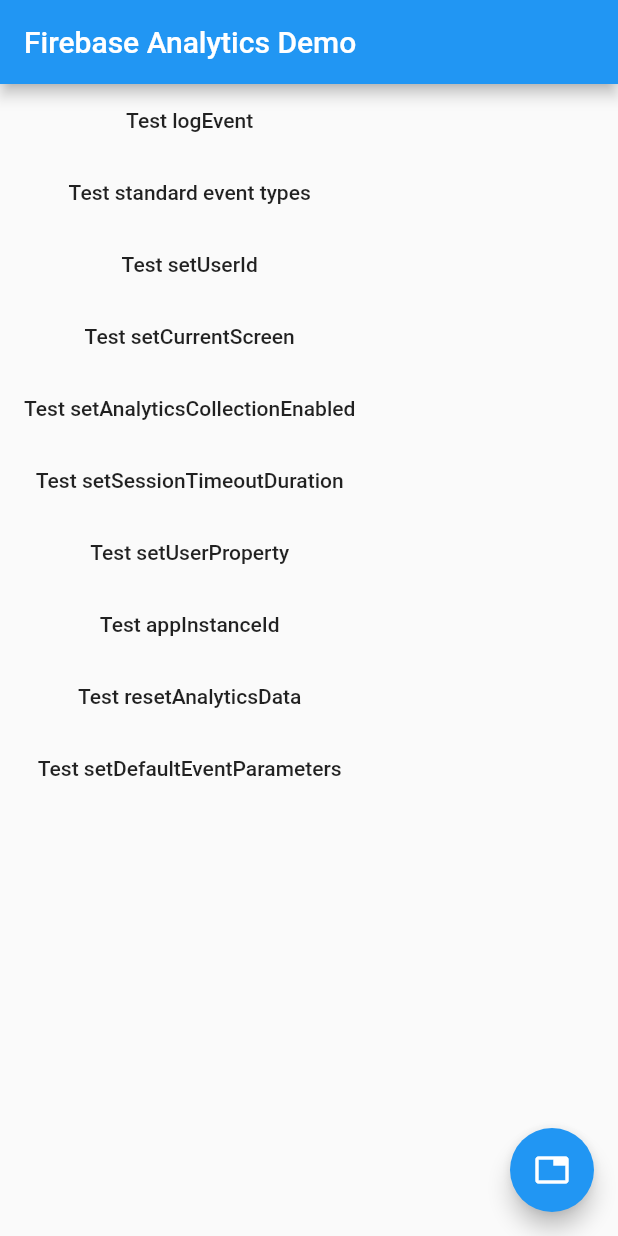
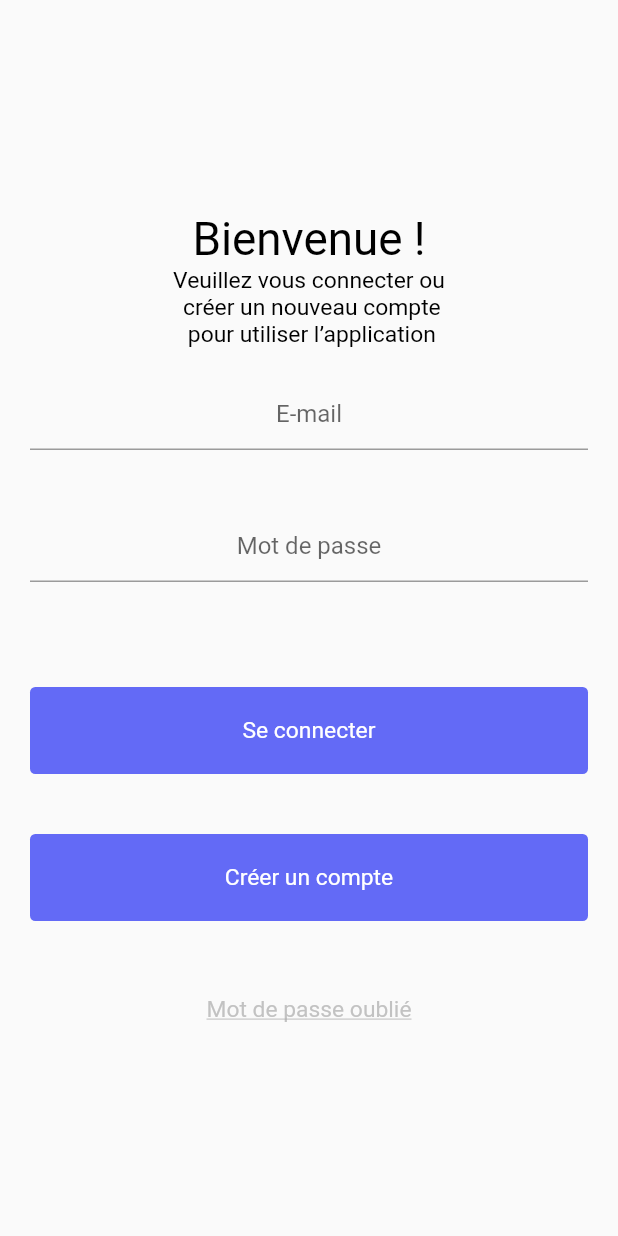
Before and after one commit to guyguy-nll/FlutterProject, a Flutter app: the screen it shows after launch, on a phone screen of 412 x 824 dp. Run offline on Flutter 3.47's test engine with Material 2 defaults, Android fonts, the phone set to English and light mode, and no system bars; our stand-ins replace cloud_firestore, cloud_functions, dio, firebase_analytics, firebase_auth, firebase_core and 3 more; missing offline and left inert: flutter_firebase; accounts and stored records are empty; Roboto replaces fonts that are missing (GoogleSans-Bold, ProximaNova-Regular).

Commit message:
Update main.dart

```diff
--- a/lib/main.dart
+++ b/lib/main.dart
@@ -1,7 +1,7 @@
 // Copyright 2017 The Chromium Authors. All rights reserved.
 // Use of this source code is governed by a BSD-style license that can be
 // found in the LICENSE file.
-
+/*
 import 'dart:async';
 
 import 'package:firebase_analytics/firebase_analytics.dart';
@@ -11,367 +11,180 @@ import 'package:flutter/material.dart';
 
 import 'firebase_options.dart';
 import 'tabs_page.dart';
+*/
+//source:
+//suivi la video https://www.youtube.com/watch?v=aKgEEnVhU1I&t=61s
+//positionné les éléments: https://medium.flutterdevs.com/stack-and-positioned-widget-in-flutter-3d1a7b30b09a
+import 'package:flutter/material.dart';
 
-Future<void> main() async {
-  WidgetsFlutterBinding.ensureInitialized();
-  await Firebase.initializeApp(
-    options: DefaultFirebaseOptions.currentPlatform,
-  );
+void main() {
   runApp(const MyApp());
 }
 
 class MyApp extends StatelessWidget {
-  const MyApp({Key? key}) : super(key: key);
+  const MyApp({super.key});
 
-  static FirebaseAnalytics analytics = FirebaseAnalytics.instance;
-  static FirebaseAnalyticsObserver observer =
-      FirebaseAnalyticsObserver(analytics: analytics);
-
+  // This widget is the root of your application.
   @override
   Widget build(BuildContext context) {
     return MaterialApp(
-      title: 'Firebase Analytics Demo',
-      theme: ThemeData(
-        primarySwatch: Colors.blue,
-      ),
-      navigatorObservers: <NavigatorObserver>[observer],
-      home: MyHomePage(
-        title: 'Firebase Analytics Demo',
-        analytics: analytics,
-        observer: observer,
+      home: ConnectPage(),
+    );
+  }
+}
+
+class PageAccueil extends StatefulWidget {
+  const PageAccueil({super.key});
+
+  @override
+  State<PageAccueil> createState() => _PageAccueilState();
+}
+
+class _PageAccueilState extends State<PageAccueil> {
+  @override
+  Widget build(BuildContext context) {
+    return Scaffold();
+  }
+}
+
+class ConnectPage extends StatefulWidget {
+  const ConnectPage({super.key});
+
+  @override
+  State<ConnectPage> createState() => _ConnectPageState();
+}
+
+class _ConnectPageState extends State<ConnectPage> {
+  @override
+  Widget build(BuildContext context) {
+    return Scaffold(
+      body: Column(
+        mainAxisAlignment: MainAxisAlignment.center,
+        crossAxisAlignment: CrossAxisAlignment.start,
+        children: <Widget>[
+          Container(
+            alignment: Alignment.center,
+            child: Text(
+              "Bienvenue !",
+              style: TextStyle(
+                color: Colors.black,
+                fontFamily: "GoogleSans-Bold",
+                fontSize: 30.53169,
+                fontWeight: FontWeight.w400,
+              ),
+              textAlign: TextAlign.center,
+            ),
+          ),
+          Container(
+            alignment: Alignment.center,
+            child: Text(
+              "Veuillez vous connecter ou \n créer un nouveau compte \n pour utiliser l’application",
+              style: TextStyle(
+                color: Colors.black,
+                fontFamily: "ProximaNova-Regular",
+                fontSize: 15.265845,
+                fontWeight: FontWeight.w400,
+              ),
+              textAlign: TextAlign.center,
+            ),
+          ),
+          Padding(
+            padding: const EdgeInsets.all(20.0),
+            child: TextField(
+              textAlign: TextAlign.center,
+              keyboardType: TextInputType.emailAddress,
+              decoration: InputDecoration(
+                hintText: "E-mail",
+              ),
+            ),
+          ),
+          Padding(
+            padding: const EdgeInsets.all(20.0),
+            child: TextField(
+              textAlign: TextAlign.center,
+              keyboardType: TextInputType.emailAddress,
+              decoration: InputDecoration(
+                hintText: "Mot de passe",
+              ),
+            ),
+          ),
+          SizedBox(
+            height: 30.0,
+          ),
+          Padding(
+            padding: const EdgeInsets.all(20.0),
+            child: Container(
+              width: double.infinity,
+              child: RawMaterialButton(
+                fillColor: Color(0xFF636af6),
+                elevation: 0.0,
+                padding: EdgeInsets.symmetric(vertical: 20.0),
+                shape: RoundedRectangleBorder(
+                    borderRadius: BorderRadius.circular(3.52)),
+                onPressed: () {},
+                child: Text("Se connecter",
+                    style: TextStyle(
+                        color: Color(0xFFFFFFff),
+                        fontFamily: "ProximaNova-Regular",
+                        fontSize: 15.239016,
+                        fontWeight: FontWeight.w400)),
+              ),
+            ),
+          ),
+          Padding(
+            padding: const EdgeInsets.all(20.0),
+            child: Container(
+              width: double.infinity,
+              child: RawMaterialButton(
+                fillColor: Color(0xFF636af6),
+                elevation: 0.0,
+                padding: EdgeInsets.symmetric(vertical: 20.0),
+                shape: RoundedRectangleBorder(
+                    borderRadius: BorderRadius.circular(3.52)),
+                onPressed: () {},
+                child: Text("Créer un compte",
+                    style: TextStyle(
+                        color: Color(0xFFFFFFff),
+                        fontFamily: "ProximaNova-Regular",
+                        fontSize: 15.239016,
+                        fontWeight: FontWeight.w400)),
+              ),
+            ),
+          ),
+          SizedBox(
+            height: 30.0,
+          ),
+          Container(
+            alignment: Alignment.center,
+            child: Text(
+              "Mot de passe oublié",
+              style: TextStyle(
+                color: Color(0xAFA9A9A9),
+                fontFamily: "ProximaNova-Regular",
+                fontSize: 15.239016,
+                fontWeight: FontWeight.w400,
+                decoration: TextDecoration.underline,
+              ),
+              textAlign: TextAlign.center,
+            ),
+          ),
+
+          /*RawMaterialButton(
+              fillColor: Color(0xFF636af6),
+              elevation: 0.0,
+              padding: EdgeInsets.symmetric(vertical: 20.0),
+              shape: RoundedRectangleBorder(
+                  borderRadius: BorderRadius.circular(3.52)),
+              onPressed: () {},
+              child: Text("Se connecter",
+                  style: TextStyle(
+                    height: 0.2,
+                    color: Colors.white,
+                    fontSize: 15.0,
+                  ))),
+        */
+        ],
       ),
     );
   }
 }
-
-class MyHomePage extends StatefulWidget {
-  MyHomePage({
-    Key? key,
-    required this.title,
-    required this.analytics,
-    required this.observer,
-  }) : super(key: key);
-
-  final String title;
-  final FirebaseAnalytics analytics;
-  final FirebaseAnalyticsObserver observer;
-
-  @override
-  _MyHomePageState createState() => _MyHomePageState();
-}
-
-class _MyHomePageState extends State<MyHomePage> {
-  String _message = '';
-
-  void setMessage(String message) {
-    setState(() {
-      _message = message;
-    });
-  }
-
-  Future<void> _setDefaultEventParameters() async {
-    if (kIsWeb) {
-      setMessage(
-        '"setDefaultEventParameters()" is not supported on web platform',
-      );
-    } else {
-      // Only strings, numbers & null (longs & doubles for android, ints and doubles for iOS) are supported for default event parameters:
-      await widget.analytics.setDefaultEventParameters(<String, dynamic>{
-        'string': 'string',
-        'int': 42,
-        'long': 12345678910,
-        'double': 42.0,
-        'bool': true.toString(),
-      });
-      setMessage('setDefaultEventParameters succeeded');
-    }
-  }
-
-  Future<void> _sendAnalyticsEvent() async {
-    // Only strings and numbers (longs & doubles for android, ints and doubles for iOS) are supported for GA custom event parameters:
-    // https://firebase.google.com/docs/reference/ios/firebaseanalytics/api/reference/Classes/FIRAnalytics#+logeventwithname:parameters:
-    // https://firebase.google.com/docs/reference/android/com/google/firebase/analytics/FirebaseAnalytics#public-void-logevent-string-name,-bundle-params
-    await widget.analytics.logEvent(
-      name: 'test_event',
-      parameters: <String, dynamic>{
-        'string': 'string',
-        'int': 42,
-        'long': 12345678910,
-        'double': 42.0,
-        // Only strings and numbers (ints & doubles) are supported for GA custom event parameters:
-        // https://developers.google.com/analytics/devguides/collection/analyticsjs/custom-dims-mets#overview
-        'bool': true.toString(),
-      },
-    );
-
-    setMessage('logEvent succeeded');
-  }
-
-  Future<void> _testSetUserId() async {
-    await widget.analytics.setUserId(id: 'some-user');
-    setMessage('setUserId succeeded');
-  }
-
-  Future<void> _testSetCurrentScreen() async {
-    await widget.analytics.setCurrentScreen(
-      screenName: 'Analytics Demo',
-      screenClassOverride: 'AnalyticsDemo',
-    );
-    setMessage('setCurrentScreen succeeded');
-  }
-
-  Future<void> _testSetAnalyticsCollectionEnabled() async {
-    await widget.analytics.setAnalyticsCollectionEnabled(false);
-    await widget.analytics.setAnalyticsCollectionEnabled(true);
-    setMessage('setAnalyticsCollectionEnabled succeeded');
-  }
-
-  Future<void> _testSetSessionTimeoutDuration() async {
-    await widget.analytics
-        .setSessionTimeoutDuration(const Duration(milliseconds: 20000));
-    setMessage('setSessionTimeoutDuration succeeded');
-  }
-
-  Future<void> _testSetUserProperty() async {
-    await widget.analytics.setUserProperty(name: 'regular', value: 'indeed');
-    setMessage('setUserProperty succeeded');
-  }
-
-  Future<void> _testAppInstanceId() async {
-    String? id = await widget.analytics.appInstanceId;
-    if (id != null) {
-      setMessage('appInstanceId succeeded: $id');
-    } else {
-      setMessage('appInstanceId failed, consent declined');
-    }
-  }
-
-  Future<void> _testResetAnalyticsData() async {
-    await widget.analytics.resetAnalyticsData();
-    setMessage('resetAnalyticsData succeeded');
-  }
-
-  AnalyticsEventItem itemCreator() {
-    return AnalyticsEventItem(
-      affiliation: 'affil',
-      coupon: 'coup',
-      creativeName: 'creativeName',
-      creativeSlot: 'creativeSlot',
-      discount: 2.22,
-      index: 3,
-      itemBrand: 'itemBrand',
-      itemCategory: 'itemCategory',
-      itemCategory2: 'itemCategory2',
-      itemCategory3: 'itemCategory3',
-      itemCategory4: 'itemCategory4',
-      itemCategory5: 'itemCategory5',
-      itemId: 'itemId',
-      itemListId: 'itemListId',
-      itemListName: 'itemListName',
-      itemName: 'itemName',
-      itemVariant: 'itemVariant',
-      locationId: 'locationId',
-      price: 9.99,
-      currency: 'USD',
-      promotionId: 'promotionId',
-      promotionName: 'promotionName',
-      quantity: 1,
-    );
-  }
-
-  Future<void> _testAllEventTypes() async {
-    await widget.analytics.logAddPaymentInfo();
-    await widget.analytics.logAddToCart(
-      currency: 'USD',
-      value: 123,
-      items: [itemCreator(), itemCreator()],
-    );
-    await widget.analytics.logAddToWishlist();
-    await widget.analytics.logAppOpen();
-    await widget.analytics.logBeginCheckout(
-      value: 123,
-      currency: 'USD',
-      items: [itemCreator(), itemCreator()],
-    );
-    await widget.analytics.logCampaignDetails(
-      source: 'source',
-      medium: 'medium',
-      campaign: 'campaign',
-      term: 'term',
-      content: 'content',
-      aclid: 'aclid',
-      cp1: 'cp1',
-    );
-    await widget.analytics.logEarnVirtualCurrency(
-      virtualCurrencyName: 'bitcoin',
-      value: 345.66,
-    );
-
-    await widget.analytics.logGenerateLead(
-      currency: 'USD',
-      value: 123.45,
-    );
-    await widget.analytics.logJoinGroup(
-      groupId: 'test group id',
-    );
-    await widget.analytics.logLevelUp(
-      level: 5,
-      character: 'witch doctor',
-    );
-    await widget.analytics.logLogin(loginMethod: 'login');
-    await widget.analytics.logPostScore(
-      score: 1000000,
-      level: 70,
-      character: 'tiefling cleric',
-    );
-    await widget.analytics
-        .logPurchase(currency: 'USD', transactionId: 'transaction-id');
-    await widget.analytics.logSearch(
-      searchTerm: 'hotel',
-      numberOfNights: 2,
-      numberOfRooms: 1,
-      numberOfPassengers: 3,
-      origin: 'test origin',
-      destination: 'test destination',
-      startDate: '2015-09-14',
-      endDate: '2015-09-16',
-      travelClass: 'test travel class',
-    );
-    await widget.analytics.logSelectContent(
-      contentType: 'test content type',
-      itemId: 'test item id',
-    );
-    await widget.analytics.logSelectPromotion(
-      creativeName: 'promotion name',
-      creativeSlot: 'promotion slot',
-      items: [itemCreator()],
-      locationId: 'United States',
-    );
-    await widget.analytics.logSelectItem(
-      items: [itemCreator(), itemCreator()],
-      itemListName: 't-shirt',
-      itemListId: '1234',
-    );
-    await widget.analytics.logScreenView(
-      screenName: 'tabs-page',
-    );
-    await widget.analytics.logViewCart(
-      currency: 'USD',
-      value: 123,
-      items: [itemCreator(), itemCreator()],
-    );
-    await widget.analytics.logShare(
-      contentType: 'test content type',
-      itemId: 'test item id',
-      method: 'facebook',
-    );
-    await widget.analytics.logSignUp(
-      signUpMethod: 'test sign up method',
-    );
-    await widget.analytics.logSpendVirtualCurrency(
-      itemName: 'test item name',
-      virtualCurrencyName: 'bitcoin',
-      value: 34,
-    );
-    await widget.analytics.logViewPromotion(
-      creativeName: 'promotion name',
-      creativeSlot: 'promotion slot',
-      items: [itemCreator()],
-      locationId: 'United States',
-      promotionId: '1234',
-      promotionName: 'big sale',
-    );
-    await widget.analytics.logRefund(
-      currency: 'USD',
-      value: 123,
-      items: [itemCreator(), itemCreator()],
-    );
-    await widget.analytics.logTutorialBegin();
-    await widget.analytics.logTutorialComplete();
-    await widget.analytics.logUnlockAchievement(id: 'all Firebase API covered');
-    await widget.analytics.logViewItem(
-      currency: 'usd',
-      value: 1000,
-      items: [itemCreator()],
-    );
-    await widget.analytics.logViewItemList(
-      itemListId: 't-shirt-4321',
-      itemListName: 'green t-shirt',
-      items: [itemCreator()],
-    );
-    await widget.analytics.logViewSearchResults(
-      searchTerm: 'test search term',
-    );
-    setMessage('All standard events logged successfully');
-  }
-
-  @override
-  Widget build(BuildContext context) {
-    return Scaffold(
-      appBar: AppBar(
-        title: Text(widget.title),
-      ),
-      body: Column(
-        children: <Widget>[
-          MaterialButton(
-            onPressed: _sendAnalyticsEvent,
-            child: const Text('Test logEvent'),
-          ),
-          MaterialButton(
-            onPressed: _testAllEventTypes,
-            child: const Text('Test standard event types'),
-          ),
-          MaterialButton(
-            onPressed: _testSetUserId,
-            child: const Text('Test setUserId'),
-          ),
-          MaterialButton(
-            onPressed: _testSetCurrentScreen,
-            child: const Text('Test setCurrentScreen'),
-          ),
-          MaterialButton(
-            onPressed: _testSetAnalyticsCollectionEnabled,
-            child: const Text('Test setAnalyticsCollectionEnabled'),
-          ),
-          MaterialButton(
-            onPressed: _testSetSessionTimeoutDuration,
-            child: const Text('Test setSessionTimeoutDuration'),
-          ),
-          MaterialButton(
-            onPressed: _testSetUserProperty,
-            child: const Text('Test setUserProperty'),
-          ),
-          MaterialButton(
-            onPressed: _testAppInstanceId,
-            child: const Text('Test appInstanceId'),
-          ),
-          MaterialButton(
-            onPressed: _testResetAnalyticsData,
-            child: const Text('Test resetAnalyticsData'),
-          ),
-          MaterialButton(
-            onPressed: _setDefaultEventParameters,
-            child: const Text('Test setDefaultEventParameters'),
-          ),
-          Text(
-            _message,
-            style: const TextStyle(color: Color.fromARGB(255, 0, 155, 0)),
-          ),
-        ],
-      ),
-      floatingActionButton: FloatingActionButton(
-        onPressed: () {
-          Navigator.of(context).push(
-            MaterialPageRoute<TabsPage>(
-              settings: const RouteSettings(name: TabsPage.routeName),
-              builder: (BuildContext context) {
-                return TabsPage(widget.observer);
-              },
-            ),
-          );
-        },
-        child: const Icon(Icons.tab),
-      ),
-    );
-  }
-}
```
